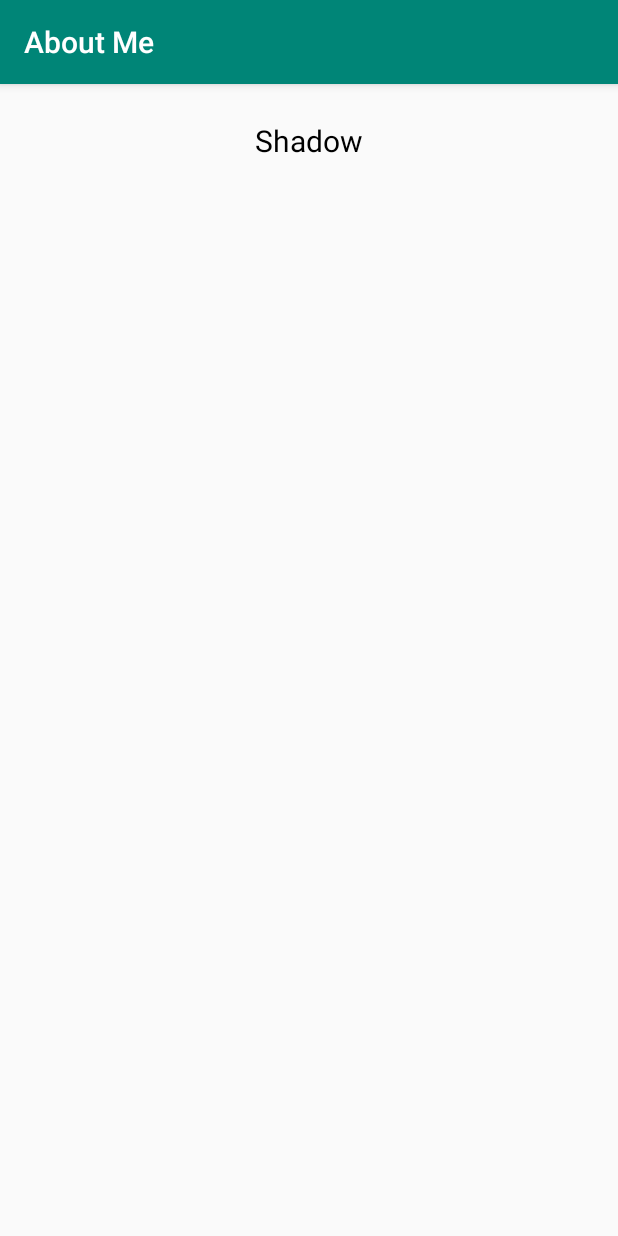
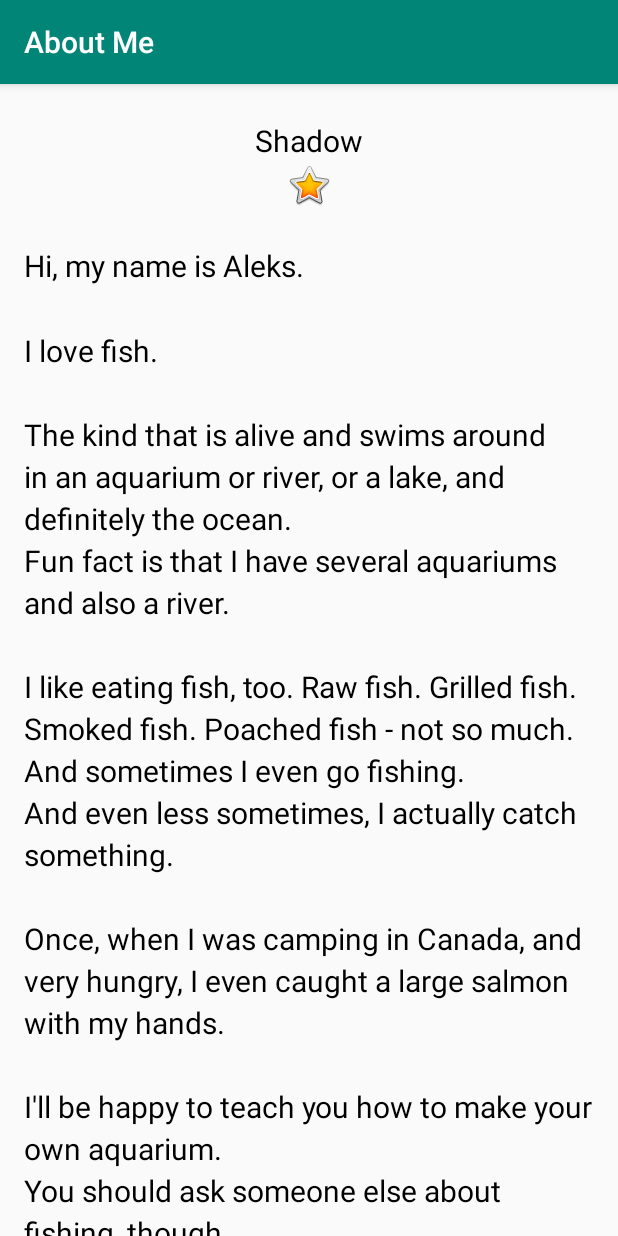
Before and after one commit to gagmag212/aboutme, an Android app: the screen it shows after launch (MainActivity), on a phone screen of 412 x 824 dp. Run offline under Robolectric (Android 15) with nearby library versions, the phone set to English and light mode, and no system bars; Roboto replaces fonts that are not available here.

Commit message:
add 2 end

```diff
--- a/app/src/main/res/layout/activity_main.xml
+++ b/app/src/main/res/layout/activity_main.xml
@@ -5,7 +5,8 @@
         android:layout_width="match_parent"
         android:layout_height="match_parent"
         android:orientation="vertical"
-        tools:context=".MainActivity">
+        tools:context=".MainActivity" android:paddingStart="@dimen/layout_padding"
+        android:paddingEnd="@dimen/layout_padding">
 
     <TextView
             android:text="@string/name"
@@ -13,4 +14,19 @@
             android:layout_height="wrap_content" android:id="@+id/name_text"
             android:textAlignment="center"
             style="@style/NameStyle"/>
+    <ImageView
+            android:layout_width="match_parent"
+            android:layout_height="wrap_content" app:srcCompat="@android:drawable/btn_star_big_on"
+            android:id="@+id/star_image" android:contentDescription="@string/yellow_star"/>
+    <ScrollView
+            android:layout_width="match_parent"
+            android:layout_height="match_parent" android:id="@+id/bio_scroll"
+    >
+        <TextView
+                android:text="@string/bio"
+                android:layout_width="match_parent"
+                android:layout_height="wrap_content" android:id="@+id/bio_text" style="@style/NameStyle"
+                android:lineSpacingMultiplier="1.2"
+        />
+    </ScrollView>
 </LinearLayout>
--- a/app/src/main/res/values/dimens.xml
+++ b/app/src/main/res/values/dimens.xml
@@ -2,6 +2,6 @@
 <resources>
     <dimen name="text_size">20sp</dimen>
     <dimen name="small_padding">8dp</dimen>
-    <dimen name="layout_margin"/>
     <dimen name="layout_margin1">16dp</dimen>
+    <dimen name="layout_padding">16dp</dimen>
 </resources>
--- a/app/src/main/res/values/strings.xml
+++ b/app/src/main/res/values/strings.xml
@@ -1,4 +1,15 @@
 <resources>
     <string name="app_name">About Me</string>
     <string name="name">Shadow</string>
+    <string name="yellow_star">Yellow Star</string>
+    <string name="bio">Hi, my name is Aleks.
+        \n\nI love fish.
+        \n\nThe kind that is alive and swims around in an aquarium or river, or a lake, and definitely the ocean.
+        \nFun fact is that I have several aquariums and also a river.
+        \n\nI like eating fish, too. Raw fish. Grilled fish. Smoked fish. Poached fish - not so much.
+        \nAnd sometimes I even go fishing.
+        \nAnd even less sometimes, I actually catch something.
+        \n\nOnce, when I was camping in Canada, and very hungry, I even caught a large salmon with my hands.
+        \n\nI\'ll be happy to teach you how to make your own aquarium.
+        \nYou should ask someone else about fishing, though.\n\n</string>
 </resources>
```
